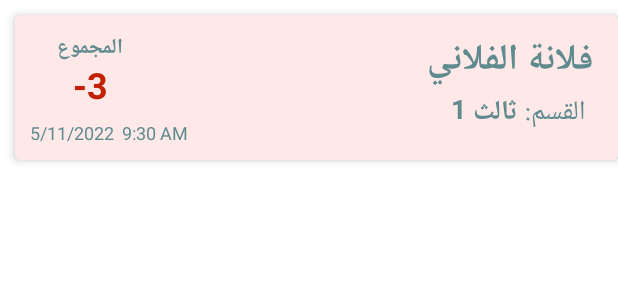
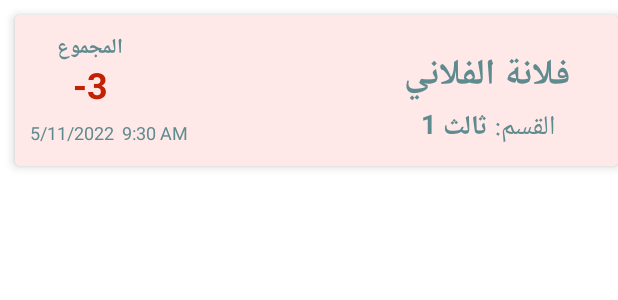
Before and after one commit to latifa176/Debt_Records_System, an Android app: the layout record_item_container.xml on its own in the app's theme, with its tools: preview values and no code run, on a phone screen of 412 x 824 dp. Shown: the top 300 px of the screen. Run offline under Robolectric (Android 15) with nearby library versions, the light colour scheme and no system bars.

Commit message:
Better organization of record item layout

```diff
--- a/app/src/main/res/layout/record_item_container.xml
+++ b/app/src/main/res/layout/record_item_container.xml
@@ -53,17 +53,18 @@
             android:layout_width="250dp"
             android:layout_height="wrap_content"
             android:layout_gravity="end"
-            android:layout_marginLeft="125dp"
+            android:layout_marginLeft="110dp"
+            android:layout_marginTop="10dp"
             android:text="فلانة الفلاني"
             android:textColor="@color/bluish_green"
             android:textStyle="bold"
-            android:textSize="24dp"></TextView>
+            android:textSize="24sp"></TextView>
 
         <TextView
             android:layout_width="120dp"
             android:layout_height="wrap_content"
-            android:layout_marginLeft="250dp"
-            android:layout_marginTop="40dp"
+            android:layout_marginLeft="230dp"
+            android:layout_marginTop="50dp"
             android:textAlignment="viewEnd"
             android:gravity="end"
             android:text="القسم:"
@@ -72,8 +73,8 @@
         <TextView
             android:layout_width="120dp"
             android:layout_height="wrap_content"
-            android:layout_marginLeft="205dp"
-            android:layout_marginTop="40dp"
+            android:layout_marginLeft="185dp"
+            android:layout_marginTop="50dp"
             android:textAlignment="viewEnd"
             android:textStyle="bold"
             android:gravity="end"
```
